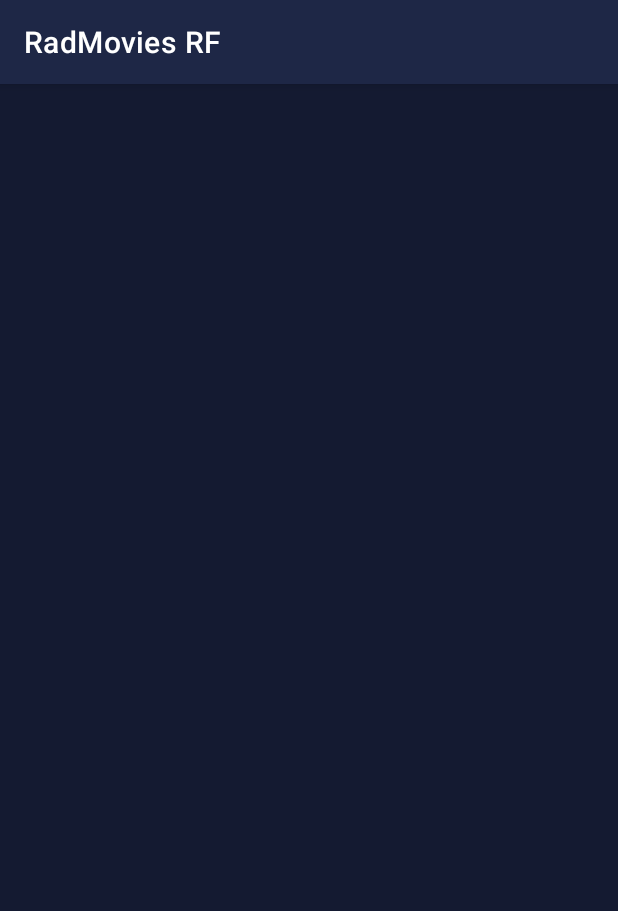
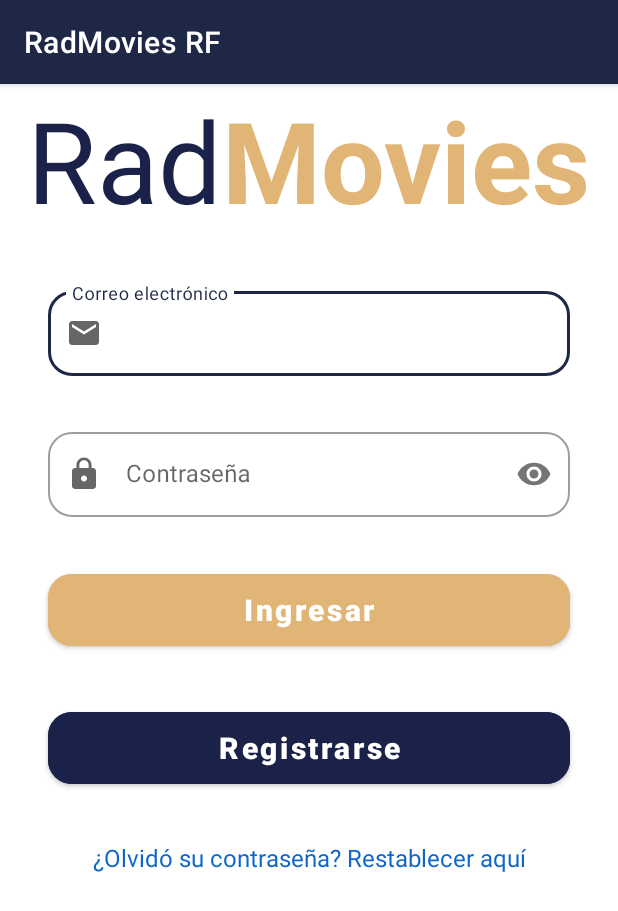
Before and after one commit to JuanHerreraBrito/RadMovies_RF_M6P2, an Android app: the screen it shows after launch (MainActivity before the commit, LoginActivity after it), on a phone screen of 412 x 824 dp. Shown: the top 911 px of the screen. Run offline under Robolectric (Android 15) with nearby library versions, the phone set to English and light mode, and no system bars; our stand-ins replace Firebase (no records; nobody signed in at launch, a user with empty details on screens opened directly).

Commit message:
Se agregan elementos necesarios para ubicaciones en maps, cuando se le da back regresa al listado. Se agrega login, registro y recuperacion con firebase. Se revisan cadenas. Se dejan fuera archivos: google_maps_apikey.xml, google-services.json

```diff
--- a/app/src/main/java/com/darooma/radmoviesrf/ui/adapters/MoviesAdapter.kt
+++ b/app/src/main/java/com/darooma/radmoviesrf/ui/adapters/MoviesAdapter.kt
@@ -55,5 +55,7 @@ class MoviesAdapter(
             mp.start()
             onMovieClicked(movie)
         }
+
+
     }
 }
--- /dev/null
+++ b/app/src/main/res/drawable/ic_email.xml
@@ -0,0 +1,5 @@
+<vector android:height="24dp" android:tint="#7209D3"
+    android:viewportHeight="24" android:viewportWidth="24"
+    android:width="24dp" xmlns:android="http://schemas.android.com/apk/res/android">
+    <path android:fillColor="@android:color/white" android:pathData="M20,4L4,4c-1.1,0 -1.99,0.9 -1.99,2L2,18c0,1.1 0.9,2 2,2h16c1.1,0 2,-0.9 2,-2L22,6c0,-1.1 -0.9,-2 -2,-2zM20,8l-8,5 -8,-5L4,6l8,5 8,-5v2z"/>
+</vector>
--- /dev/null
+++ b/app/src/main/res/drawable/ic_lock.xml
@@ -0,0 +1,5 @@
+<vector android:height="24dp" android:tint="#7209D3"
+    android:viewportHeight="24" android:viewportWidth="24"
+    android:width="24dp" xmlns:android="http://schemas.android.com/apk/res/android">
+    <path android:fillColor="@android:color/white" android:pathData="M18,8h-1L17,6c0,-2.76 -2.24,-5 -5,-5S7,3.24 7,6v2L6,8c-1.1,0 -2,0.9 -2,2v10c0,1.1 0.9,2 2,2h12c1.1,0 2,-0.9 2,-2L20,10c0,-1.1 -0.9,-2 -2,-2zM12,17c-1.1,0 -2,-0.9 -2,-2s0.9,-2 2,-2 2,0.9 2,2 -0.9,2 -2,2zM15.1,8L8.9,8L8.9,6c0,-1.71 1.39,-3.1 3.1,-3.1 1.71,0 3.1,1.39 3.1,3.1v2z"/>
+</vector>
--- /dev/null
+++ b/app/src/main/res/layout/activity_login.xml
@@ -0,0 +1,155 @@
+<?xml version="1.0" encoding="utf-8"?>
+<androidx.constraintlayout.widget.ConstraintLayout xmlns:android="http://schemas.android.com/apk/res/android"
+    xmlns:app="http://schemas.android.com/apk/res-auto"
+    xmlns:tools="http://schemas.android.com/tools"
+    android:layout_width="match_parent"
+    android:layout_height="match_parent"
+    tools:context=".ui.LoginActivity">
+
+
+    <ScrollView
+        android:layout_width="0dp"
+        android:layout_height="0dp"
+        app:layout_constraintBottom_toBottomOf="parent"
+        app:layout_constraintEnd_toEndOf="parent"
+        app:layout_constraintStart_toStartOf="parent"
+        app:layout_constraintTop_toTopOf="parent">
+
+        <LinearLayout
+            android:layout_width="match_parent"
+            android:layout_height="wrap_content"
+            android:orientation="vertical">
+
+
+            <LinearLayout
+                android:layout_width="match_parent"
+                android:layout_height="match_parent"
+                android:gravity="center_horizontal"
+                android:orientation="horizontal">
+
+                <TextView
+                    android:id="@+id/textView"
+                    android:layout_width="wrap_content"
+                    android:layout_height="wrap_content"
+
+                    android:text="Rad"
+                    android:textColor="#1B2249"
+                    android:textSize="75sp" />
+
+                <TextView
+                    android:id="@+id/textView4"
+                    android:layout_width="wrap_content"
+                    android:layout_height="wrap_content"
+                    android:text="Movies"
+                    android:textColor="#E1B575"
+                    android:textSize="75sp"
+                    android:textStyle="bold" />
+            </LinearLayout>
+
+            <com.google.android.material.textfield.TextInputLayout
+                android:id="@+id/tilEmail"
+                style="@style/Widget.MaterialComponents.TextInputLayout.OutlinedBox"
+                android:layout_width="match_parent"
+                android:layout_height="wrap_content"
+                android:layout_marginStart="32dp"
+                android:layout_marginTop="32dp"
+                android:layout_marginEnd="32dp"
+                android:hint="Correo electrónico"
+                app:boxBackgroundMode="outline"
+                app:boxCornerRadiusBottomEnd="16dp"
+                app:boxCornerRadiusBottomStart="16dp"
+                app:boxCornerRadiusTopEnd="16dp"
+                app:boxCornerRadiusTopStart="16dp"
+                app:startIconDrawable="@drawable/ic_email">
+
+                <com.google.android.material.textfield.TextInputEditText
+                    android:id="@+id/tietEmail"
+                    android:layout_width="match_parent"
+                    android:layout_height="wrap_content"
+                    android:inputType="textEmailAddress" />
+
+            </com.google.android.material.textfield.TextInputLayout>
+
+            <com.google.android.material.textfield.TextInputLayout
+                android:id="@+id/tilContrasenia"
+                style="@style/Widget.MaterialComponents.TextInputLayout.OutlinedBox"
+                android:layout_width="match_parent"
+                android:layout_height="wrap_content"
+                android:layout_marginStart="32dp"
+                android:layout_marginTop="32dp"
+                android:layout_marginEnd="32dp"
+                android:hint="@string/pass"
+                app:boxBackgroundMode="outline"
+                app:boxCornerRadiusBottomEnd="16dp"
+                app:boxCornerRadiusBottomStart="16dp"
+                app:boxCornerRadiusTopEnd="16dp"
+                app:boxCornerRadiusTopStart="16dp"
+                app:passwordToggleEnabled="true"
+                app:startIconDrawable="@drawable/ic_lock">
+
+                <com.google.android.material.textfield.TextInputEditText
+                    android:id="@+id/tietContrasenia"
+                    android:layout_width="match_parent"
+                    android:layout_height="wrap_content"
+                    android:inputType="textPassword" />
+
+            </com.google.android.material.textfield.TextInputLayout>
+
+            <com.google.android.material.button.MaterialButton
+                android:id="@+id/btnLogin"
+                android:layout_width="match_parent"
+                android:layout_height="60dp"
+                android:layout_marginStart="32dp"
+                android:layout_marginTop="32dp"
+                android:layout_marginEnd="32dp"
+                android:backgroundTint="#FFE1B575"
+                android:text="@string/log_in"
+                android:textAllCaps="false"
+                android:textColor="#ffffff"
+                android:textSize="20sp"
+                android:textStyle="bold"
+                app:cornerRadius="16dp" />
+
+            <com.google.android.material.button.MaterialButton
+                android:id="@+id/btnRegistrarse"
+                android:layout_width="match_parent"
+                android:layout_height="60dp"
+                android:layout_marginStart="32dp"
+                android:layout_marginTop="32dp"
+                android:layout_marginEnd="32dp"
+                android:backgroundTint="#1B2249"
+                android:text="@string/sing_in"
+                android:textAllCaps="false"
+                android:textColor="#ffffff"
+                android:textSize="20sp"
+                android:textStyle="bold"
+                app:cornerRadius="16dp" />
+
+            <TextView
+                android:id="@+id/tvRestablecerPassword"
+                android:layout_width="match_parent"
+                android:layout_height="wrap_content"
+                android:layout_marginTop="32dp"
+                android:layout_marginStart="32dp"
+                android:layout_marginEnd="32dp"
+                android:text="@string/get_new_pass"
+                android:textAlignment="center"
+                android:textColor="#0E66CC"
+                android:textSize="16sp" />
+
+
+        </LinearLayout>
+    </ScrollView>
+
+    <ProgressBar
+        android:id="@+id/progressBar"
+        style="?android:attr/progressBarStyle"
+        android:layout_width="70dp"
+        android:layout_height="72dp"
+        android:visibility="invisible"
+        app:layout_constraintBottom_toBottomOf="parent"
+        app:layout_constraintEnd_toEndOf="parent"
+        app:layout_constraintStart_toStartOf="parent"
+        app:layout_constraintTop_toTopOf="parent" />
+
+</androidx.constraintlayout.widget.ConstraintLayout>
--- a/app/src/main/res/values/strings.xml
+++ b/app/src/main/res/values/strings.xml
@@ -12,6 +12,42 @@
     <string name="gnrl_producer">Productora</string>
     <string name="gnrl_genre">Genero</string>
     <string name="gnrl_year">Año</string>
+    <!-- TODO: Remove or change this placeholder text -->
+    <string name="hello_blank_fragment">Hello blank fragment</string>
+    <string name="title_location">Ubicación del Set</string>
+    <string name="default_movie">00000001</string>
+    <string name="error_msg">Error</string>
+    <string name="check_internet_msg">Verificar que se tenga conexión a internet y da clic en aceptar, seras llevado al listado incial</string>
+    <string name="acept_title">Aceptar</string>
+    <string name="pass">Contraseña</string>
+    <string name="log_in">Ingresar</string>
+    <string name="sing_in">Registrarse</string>
+    <string name="get_new_pass">¿Olvidó su contraseña? Restablecer aquí</string>
+    <string name="title">Title</string>
+    <string name="mail_send">El correo de verificación ha sido enviado</string>
+    <string name="error_sendind">No se pudo enviar el correo de verificación</string>
+    <string name="user_created">Usuario creado</string>
+    <string name="set_new_pass">Restablecer contraseña</string>
+    <string name="set_mail_to_new_pass">Ingrese su correo para recibir el enlace para restablecer</string>
+    <string name="send">Enviar</string>
+    <string name="link_sended">El enlace para restablecer la contraseña ha sido enviado a su correo</string>
+    <string name="error_send_link">\"El enlace no se ha podido enviar: \"</string>
+    <string name="insert_mail">Favor de ingresar la dirección de correo</string>
+    <string name="cancel">Cancelar</string>
+    <string name="mail_required">Se requiere el correo</string>
+    <string name="bad_pass">Se requiere una contraseña o la contraseña no tiene por lo menos 6 caracteres</string>
+    <string name="succes_logging">Autentitcacion exitosa</string>
+    <string name="error_bad_mail_format">Error: El correo electrónico no tiene un formato correcto</string>
+    <string name="error_pass_invalid">Error: La contraseña no es válida</string>
+    <string name="error_pass_invalid_ne">La contraseña no es válida</string>
+    <string name="error_mail_exist">Error: Una cuenta ya existe con el mismo correo, pero con diferentes datos de ingreso</string>
+    <string name="error_mail_in_use">Error: el correo electrónico ya está en uso con otra cuenta.</string>
+    <string name="error_expired_sesion">Error: La sesión ha expirado. Favor de ingresar nuevamente.</string>
+    <string name="error_user_not_found">Error: No existe el usuario con la información proporcionada.</string>
+    <string name="pass_invalid">La contraseña porporcionada es inválida</string>
+    <string name="pass_min_must_6">La contraseña debe de tener por lo menos 6 caracteres</string>
+    <string name="bad_network">Red no disponible o se interrumpió la conexión</string>
+    <string name="error_bad_authentication">Error. No se pudo autenticar exitosamente.</string>
 
 
 </resources>
--- a/build.gradle
+++ b/build.gradle
@@ -4,6 +4,9 @@ buildscript {
         retrofitVersion = '2.9.0'
         glideVersion = '4.13.2'
         picassoVersion = '2.71828'
+    }
+    dependencies {
+        classpath 'com.google.gms:google-services:4.4.0'
     }
 }
 
```
Also changed, not shown: app/build.gradle (+9 -2 lines), app/src/main/AndroidManifest.xml (+12 -3 lines), app/src/main/java/com/darooma/radmoviesrf/data/remote/model/MovieDetailDto.kt (+7 -1 lines), app/src/main/java/com/darooma/radmoviesrf/ui/LoginActivity.kt (added, +212 -0 lines), app/src/main/java/com/darooma/radmoviesrf/ui/fragments/MapLocationFragment.kt (added, +91 -0 lines), app/src/main/java/com/darooma/radmoviesrf/ui/fragments/MovieDetailFragment.kt (+20 -6 lines), app/src/main/res/layout/fragment_map_location.xml (added, +10 -0 lines), app/src/main/res/layout/fragment_movie_detail.xml (+12 -2 lines), app/src/main/res/drawable/map.png (added), app/src/main/res/drawable/nav_icon.png (added), app/src/main/res/drawable/nav_iconf.png (added), app/src/main/res/drawable/nav_icons.png (added), 1 other file.
